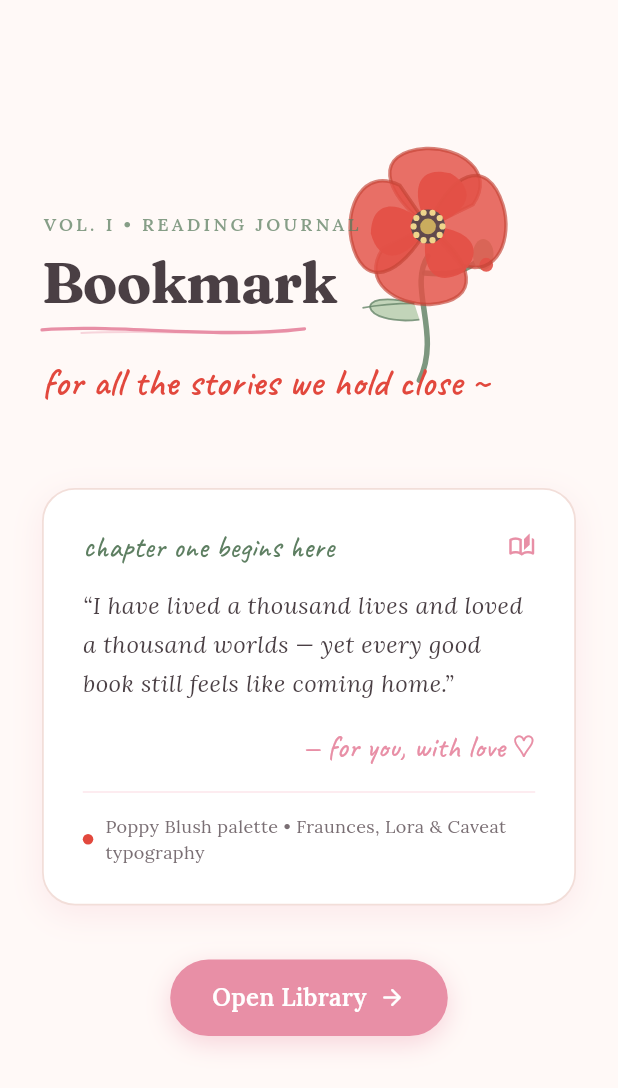
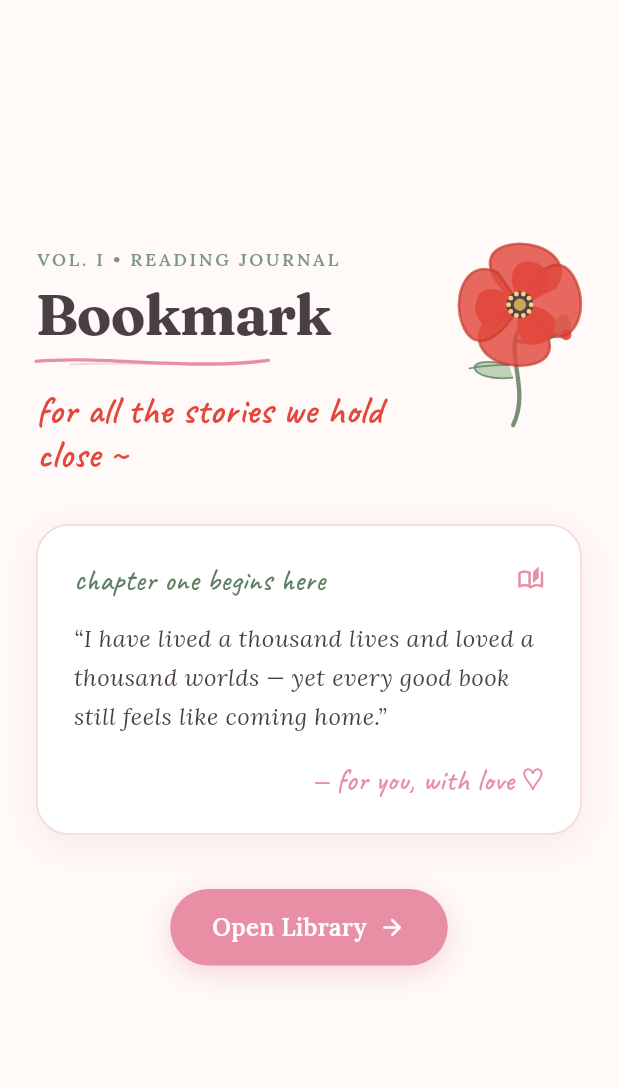
Before and after one commit to shivamboda/bookmark, a Flutter app: the screen it shows after launch, on a phone screen of 412 x 824 dp. Shown: the top 1088 px of the screen. Run offline on Flutter 3.47's test engine with Material 3 defaults, Android fonts, the phone set to English and light mode, and no system bars; our stand-ins replace flutter_riverpod, google_fonts.

Commit message:
fix: resolve header label collision on narrow screens and remove technical dev notes

```diff
--- a/lib/main.dart
+++ b/lib/main.dart
@@ -44,46 +44,31 @@ class JournalCoverScreen extends StatelessWidget {
           child: ConstrainedBox(
             constraints: const BoxConstraints(maxWidth: 440),
             child: SingleChildScrollView(
-              padding: const EdgeInsets.symmetric(horizontal: 28, vertical: 32),
+              padding: const EdgeInsets.symmetric(horizontal: 24, vertical: 28),
               child: Column(
                 crossAxisAlignment: CrossAxisAlignment.start,
                 children: [
-                  const SizedBox(height: 12),
+                  const SizedBox(height: 8),
 
-                  // Top Asymmetrical Header: Title + Pressed Botanical Poppy Sketch
-                  Stack(
-                    clipBehavior: Clip.none,
+                  // Top Header: Side-by-side Row to guarantee ZERO collision across all phone widths
+                  Row(
+                    crossAxisAlignment: CrossAxisAlignment.start,
                     children: [
-                      // Organic pressed poppy sketch leaning gracefully in from the right
-                      Positioned(
-                        right: -12,
-                        top: -16,
-                        child: const Opacity(
-                          opacity: 0.95,
-                          child: PoppyDoodle(
-                            size: 115,
-                            showStem: true,
-                          ),
-                        ),
-                      ),
-
-                      // Title & Handwritten Margin Tagline
-                      Padding(
-                        padding: const EdgeInsets.only(top: 24, bottom: 20),
+                      // Title & Handwritten Tagline
+                      Expanded(
                         child: Column(
                           crossAxisAlignment: CrossAxisAlignment.start,
                           children: [
-                            // Date margin stamp
                             Text(
                               'VOL. I • READING JOURNAL',
                               style: JournalTypography.bodySmall(
-                                color: FloralPalette.deepForestGreen.withValues(alpha: 0.75),
+                                color: FloralPalette.deepForestGreen.withValues(alpha: 0.8),
                               ).copyWith(
-                                letterSpacing: 2.2,
+                                letterSpacing: 1.8,
                                 fontWeight: FontWeight.w600,
                               ),
                             ),
-                            const SizedBox(height: 8),
+                            const SizedBox(height: 6),
 
                             // Main App Title in Fraunces
                             Text(
@@ -96,12 +81,12 @@ class JournalCoverScreen extends StatelessWidget {
 
                             // Hand-drawn wavy ink underline
                             const HandDrawnUnderline(
-                              width: 175,
+                              width: 155,
                               color: FloralPalette.rosePetal,
                               strokeWidth: 2.2,
                             ),
 
-                            const SizedBox(height: 12),
+                            const SizedBox(height: 10),
 
                             // Intimate handwriting note in Caveat
                             Text(
@@ -113,15 +98,23 @@ class JournalCoverScreen extends StatelessWidget {
                           ],
                         ),
                       ),
+
+                      const SizedBox(width: 8),
+
+                      // Organic pressed poppy sketch nestled gracefully beside the title
+                      const PoppyDoodle(
+                        size: 90,
+                        showStem: true,
+                      ),
                     ],
                   ),
 
-                  const SizedBox(height: 36),
+                  const SizedBox(height: 32),
 
-                  // Journal Entry Note Card (resembling a creamy pressed-flower stationery page)
+                  // Journal Entry Note Card (creamy pressed-flower stationery page)
                   Container(
                     width: double.infinity,
-                    padding: const EdgeInsets.all(26),
+                    padding: const EdgeInsets.symmetric(horizontal: 24, vertical: 24),
                     decoration: BoxDecoration(
                       color: FloralPalette.softIvory,
                       borderRadius: BorderRadius.circular(22),
@@ -166,7 +159,7 @@ class JournalCoverScreen extends StatelessWidget {
                         ),
                         const SizedBox(height: 16),
 
-                        // Attribution in Caveat
+                        // Intimate attribution in Caveat
                         Align(
                           alignment: Alignment.centerRight,
                           child: Text(
@@ -176,43 +169,13 @@ class JournalCoverScreen extends StatelessWidget {
                             ),
                           ),
                         ),
-
-                        const SizedBox(height: 18),
-                        Divider(
-                          color: FloralPalette.blushPink.withValues(alpha: 0.45),
-                          height: 1,
-                        ),
-                        const SizedBox(height: 14),
-
-                        // Quiet, elegant journal footnote
-                        Row(
-                          children: [
-                            Container(
-                              width: 7,
-                              height: 7,
-                              decoration: const BoxDecoration(
-                                color: FloralPalette.poppyRed,
-                                shape: BoxShape.circle,
-                              ),
-                            ),
-                            const SizedBox(width: 8),
-                            Expanded(
-                              child: Text(
-                                'Poppy Blush palette • Fraunces, Lora & Caveat typography',
-                                style: JournalTypography.bodySmall(
-                                  color: FloralPalette.mutedCharcoal,
-                                ),
-                              ),
-                            ),
-                          ],
-                        ),
                       ],
                     ),
                   ),
 
                   const SizedBox(height: 36),
 
-                  // Elegant pill button to open library (Phase 2 preview)
+                  // Elegant pill button to open library
                   Center(
                     child: Container(
                       padding: const EdgeInsets.symmetric(horizontal: 28, vertical: 14),
@@ -248,7 +211,7 @@ class JournalCoverScreen extends StatelessWidget {
                     ),
                   ),
 
-                  const SizedBox(height: 28),
+                  const SizedBox(height: 24),
                 ],
               ),
             ),
```
